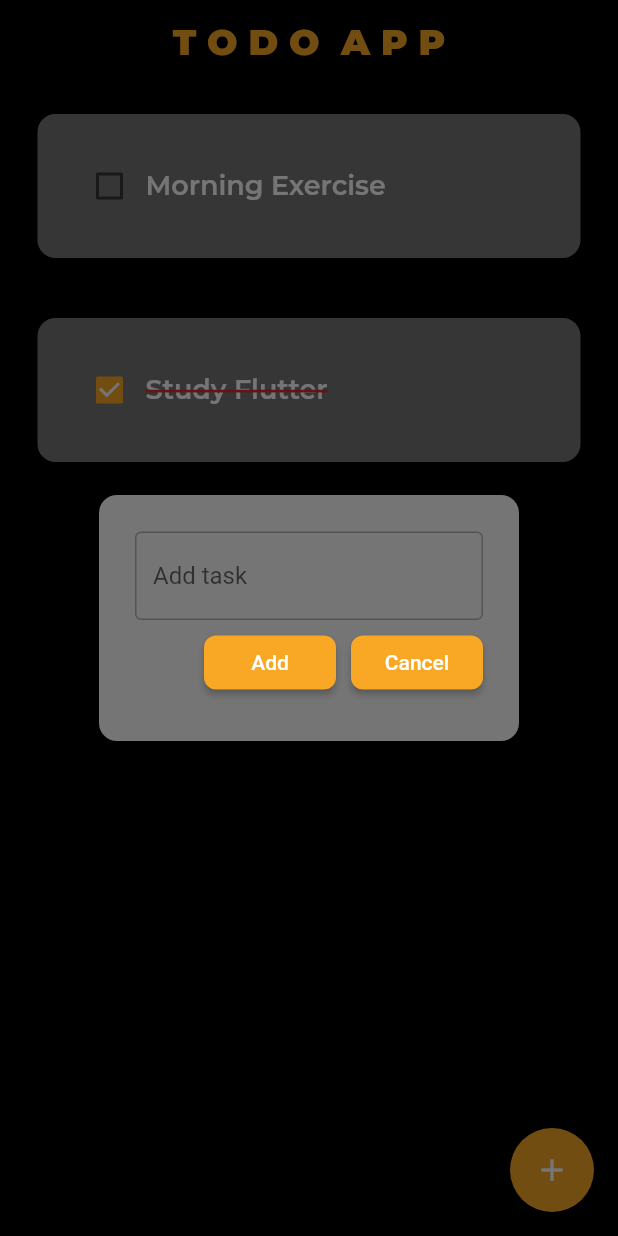
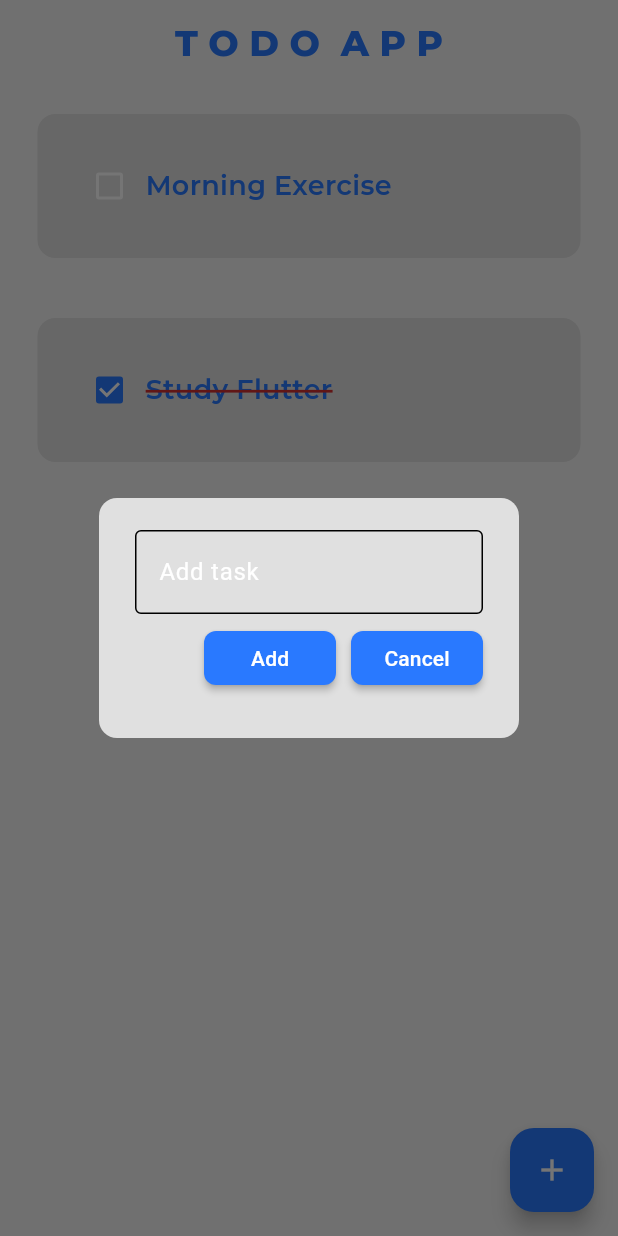
Before and after one commit to RavishkaB2003/To-do-App, a Flutter app: the screen it shows after launch, after a tap on the "add" icon, on a phone screen of 412 x 824 dp. Run offline on Flutter 3.47's test engine with Material 3 defaults, Android fonts, the phone set to English and light mode, and no system bars; drawn by our look-alikes of flutter_slidable; our stand-ins replace google_fonts, hive, hive_flutter; accounts and stored records are empty.

Commit message:
Finshed lightmode and darkmode

```diff
--- a/lib/main.dart
+++ b/lib/main.dart
@@ -1,6 +1,7 @@
 import 'package:flutter/material.dart';
 import 'package:hive_flutter/hive_flutter.dart';
 import 'package:todo_app/pages/first_page.dart';
+import 'package:todo_app/themes/theme.dart';
 
 void main() async{
 
@@ -24,14 +25,8 @@ class MainApp extends StatelessWidget {
     return MaterialApp(
       debugShowCheckedModeBanner: false,
       home: Todoapp(),
-      theme: ThemeData(
-        colorScheme: ColorScheme.fromSeed(seedColor: Colors.yellow),
-        appBarTheme: AppBarTheme(
-          backgroundColor: Colors.black,
-          foregroundColor: Colors.white,
-        ),
-        useMaterial3: false,
-      ),
+      theme: lightmode,
+      darkTheme: darkmode,
     );
   }
 }
--- a/lib/pages/first_page.dart
+++ b/lib/pages/first_page.dart
@@ -77,11 +77,12 @@ class _TodoappState extends State<Todoapp> {
   @override
   Widget build(BuildContext context) {
     return Scaffold(
-      backgroundColor: Colors.black,
+      backgroundColor: Theme.of(context).scaffoldBackgroundColor,
       floatingActionButton: FloatingActionButton(
         onPressed: createNewTask,
-        backgroundColor: Colors.yellow[800],
-        child: const Icon(Icons.add, color: Colors.white),
+        backgroundColor: Theme.of(context).colorScheme.primary,
+        child: Icon(Icons.add,
+        color: Theme.of(context).colorScheme.onSurface),
       ),
       appBar: AppBar(
         centerTitle: true,
@@ -90,8 +91,8 @@ class _TodoappState extends State<Todoapp> {
           "T O D O  A P P",
           style: GoogleFonts.montserrat(
             fontSize: 24,
-            fontWeight: FontWeight.w900,
-            color: Colors.yellow[800],
+            fontWeight: FontWeight.w800,
+            color: Theme.of(context).colorScheme.primary,
           ),
         ),
       ),
--- a/lib/themes/theme.dart
+++ b/lib/themes/theme.dart
@@ -3,5 +3,41 @@ import 'package:flutter/material.dart';
 final ThemeData darkmode = ThemeData(
   brightness: Brightness.dark,
   scaffoldBackgroundColor: Colors.black, //base screen background
-  colorScheme: ColorScheme.dark(),
+  appBarTheme: AppBarTheme(backgroundColor: Colors.black),
+  colorScheme: ColorScheme.dark(
+    surface: Colors.grey[600]!, //cards, alertbox and containers
+    primary: Colors
+        .deepPurple[600]!, //appbat text, floating button background, buttons, checkbox active color
+    secondary: Colors.deepPurple[400]!,
+    onSurface: Colors.white, //Icon color
+  ),
+  textTheme: TextTheme(
+    headlineSmall: TextStyle(
+      color: Colors.deepPurple[600], //appbar text color
+    ),
+    titleMedium: TextStyle(
+      color: Colors.white, // text cards and containers text color
+    ),
+  ),
 );
+
+final ThemeData lightmode = ThemeData(
+  brightness: Brightness.light,
+  scaffoldBackgroundColor: Colors.grey[100], //base screen background
+  appBarTheme: AppBarTheme(backgroundColor: Colors.grey[100]),
+  colorScheme: ColorScheme.light(
+    surface: Colors.grey[300]!, //cards, alertbox and containers
+    primary: Colors
+        .blueAccent[400]!, //appbat text, floating button background, buttons, checkbox active color
+    secondary: Colors.blueAccent[200]!,
+    onSurface: Colors.white, //Icon color
+  ),
+  textTheme: TextTheme(
+    headlineSmall: TextStyle(
+      color: Colors.blueAccent[400], //appbar text color
+    ),
+    titleMedium: TextStyle(
+      color: Colors.black, // text cards and containers text color
+    ),
+  ),
+  );
--- a/lib/util/alertbox.dart
+++ b/lib/util/alertbox.dart
@@ -13,14 +13,15 @@ class Alertbox extends StatelessWidget {
   Widget build(BuildContext context) {
     return AlertDialog(
       shape: RoundedRectangleBorder(borderRadius: BorderRadius.circular(12)),
-      backgroundColor: Colors.grey[600],
+      backgroundColor: Theme.of(context).colorScheme.surface,
       content: Container(
         height: 120,
         child: Column(
           mainAxisAlignment: MainAxisAlignment.spaceEvenly,
           children: [
             TextField(
-              style: TextStyle(color: Colors.white),
+              style: TextStyle(
+                color: Theme.of(context).textTheme.titleMedium?.color),
               controller: controller,
               decoration: InputDecoration(
                 border: OutlineInputBorder(),
--- a/lib/util/mybutton.dart
+++ b/lib/util/mybutton.dart
@@ -16,11 +16,11 @@ class Button extends StatelessWidget {
       shape: RoundedRectangleBorder(
         borderRadius: BorderRadius.circular(8),
       ),
-      color: Colors.yellow[800],
+      color: Theme.of(  context).colorScheme.primary,
       onPressed: onPressed,
       child: Text(text,
       style: TextStyle(
-        color: Colors.white,
+        color: Theme.of(context).colorScheme.onSurface,
       ),),
       );
   }
--- a/lib/util/todo_container.dart
+++ b/lib/util/todo_container.dart
@@ -27,20 +27,20 @@ class TodoContainer extends StatelessWidget {
       ),
       child: Slidable(
         endActionPane: ActionPane(
-          motion:StretchMotion(),
-          children: [SlidableAction(
-            onPressed: deletefunction,
-            backgroundColor: Colors.red,
-            icon: Icons.delete,
-            borderRadius: BorderRadius.horizontal(right: Radius.circular(20),
-            )
-            )
-            ],
+          motion: StretchMotion(),
+          children: [
+            SlidableAction(
+              onPressed: deletefunction,
+              backgroundColor: Colors.red,
+              icon: Icons.delete,
+              borderRadius: BorderRadius.horizontal(right: Radius.circular(20)),
+            ),
+          ],
         ),
         child: Container(
           padding: const EdgeInsets.all(24),
           decoration: BoxDecoration(
-            color: Colors.grey[600],
+            color:Theme.of( context).colorScheme.surface,
             borderRadius: BorderRadius.circular(12),
           ),
           child: Row(
@@ -49,7 +49,7 @@ class TodoContainer extends StatelessWidget {
               Checkbox(
                 value: taskdone,
                 onChanged: onChanged,
-                activeColor: Colors.yellow[800],
+                activeColor: Theme.of( context).colorScheme.primary,
               ),
 
               //text section
@@ -58,11 +58,12 @@ class TodoContainer extends StatelessWidget {
                 style: GoogleFonts.montserrat(
                   fontSize: 18,
                   fontWeight: FontWeight.w600,
-                  color: Colors.white,
+                  color: Theme.of(context).colorScheme.primary,
                   decorationColor: Colors.red[700],
                   decorationThickness: 2,
-                  decoration:
-                  taskdone ? TextDecoration.lineThrough : TextDecoration.none,
+                  decoration: taskdone
+                      ? TextDecoration.lineThrough
+                      : TextDecoration.none,
                 ),
               ),
             ],
```
